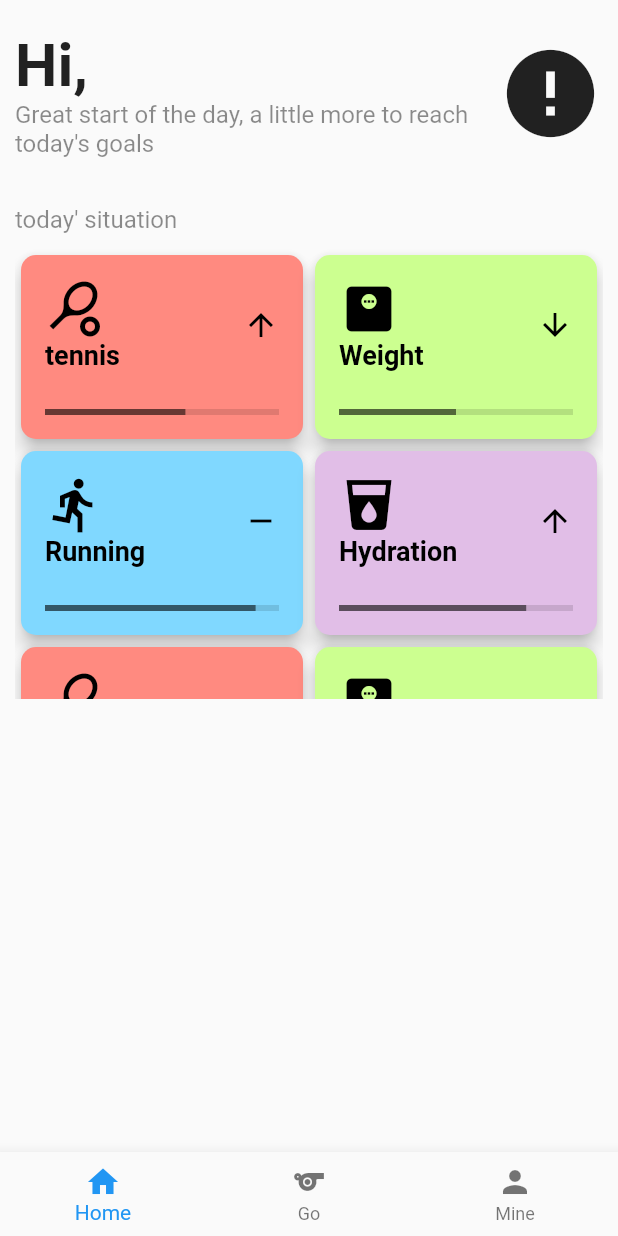
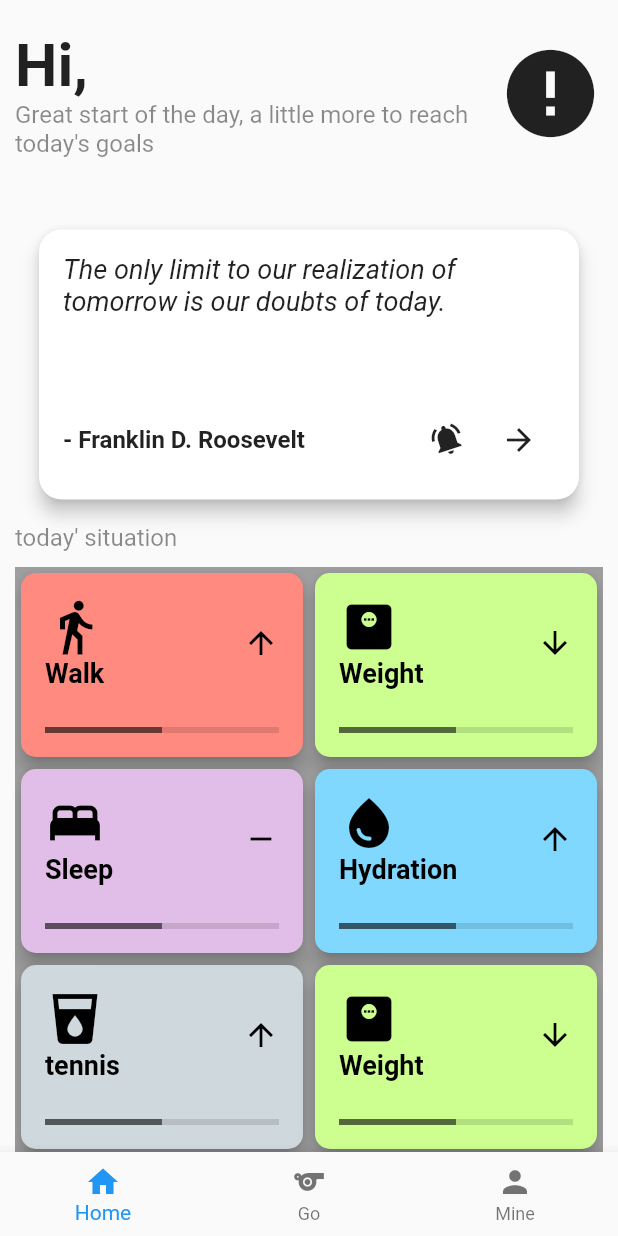
Before and after one commit to undercurre/body_king, a Flutter app: the MainIndex screen opened by its route, on a phone screen of 412 x 824 dp. Run offline on Flutter 3.47's test engine with Material 2 defaults, Android fonts, the phone set to English and light mode, and no system bars; our stand-ins replace shared_preferences; missing offline and left inert: encrypt, pointycastle, rsa_encrypt; accounts and stored records are empty; network calls fail.

Commit message:
feat: 格言卡

```diff
--- a/lib/pages/home/components/progress_card.dart
+++ b/lib/pages/home/components/progress_card.dart
@@ -5,7 +5,8 @@ enum Trend { up, down, equal }
 class ProgressCard extends StatefulWidget {
   final IconData icon;
   final String name;
-  final double progress; // 从 0.0 到 1.0
+  final num target;
+  final num current;
   final Trend trend;
   final Color backgroundColor;
 
@@ -13,7 +14,8 @@ class ProgressCard extends StatefulWidget {
     Key? key,
     required this.icon,
     required this.name,
-    required this.progress,
+    required this.current,
+    required this.target,
     required this.trend,
     required this.backgroundColor,
   }) : super(key: key);
@@ -60,7 +62,7 @@ class _ProgressCardState extends State<ProgressCard> {
             ),
             const SizedBox(height: 10),
             LinearProgressIndicator(
-              value: widget.progress,
+              value: double.parse((widget.current / widget.target).toStringAsFixed(1)),
               backgroundColor: Colors.black12,
               valueColor: const AlwaysStoppedAnimation<Color>(Colors.black54),
             ),
--- /dev/null
+++ b/lib/pages/home/components/remind.dart
@@ -0,0 +1,120 @@
+import 'package:flutter/material.dart';
+import 'dart:async';
+
+class QuoteCard extends StatefulWidget {
+  final List<Map<String, String>> quotes;
+
+  QuoteCard({required this.quotes});
+
+  @override
+  _QuoteCardState createState() => _QuoteCardState();
+}
+
+class _QuoteCardState extends State<QuoteCard>
+    with SingleTickerProviderStateMixin {
+  int _currentQuoteIndex = 0;
+  bool _isAutoSwitching = true;
+  Timer? _timer;
+  late AnimationController _animationController;
+
+  @override
+  void initState() {
+    super.initState();
+    _animationController = AnimationController(
+      duration: const Duration(milliseconds: 300),
+      vsync: this,
+    );
+
+    _startAutoSwitch();
+  }
+
+  @override
+  void dispose() {
+    _timer?.cancel();
+    _animationController.dispose();
+    super.dispose();
+  }
+
+  void _startAutoSwitch() {
+    _timer = Timer.periodic(const Duration(seconds: 5), (timer) {
+      if (_isAutoSwitching) {
+        _animationController.forward().then((_) {
+          _animationController.reverse();
+          _nextQuote();
+        });
+      }
+    });
+  }
+
+  void _toggleAutoSwitch() {
+    setState(() {
+      _isAutoSwitching = !_isAutoSwitching;
+    });
+  }
+
+  void _nextQuote() {
+    setState(() {
+      _currentQuoteIndex = (_currentQuoteIndex + 1) % widget.quotes.length;
+    });
+  }
+
+  @override
+  Widget build(BuildContext context) {
+    final currentQuote = widget.quotes[_currentQuoteIndex];
+
+    return Card(
+      margin: const EdgeInsets.all(16.0),
+      shape: RoundedRectangleBorder(
+        borderRadius: BorderRadius.circular(15.0),
+      ),
+      elevation: 5,
+      child: Container(
+        height: 180,
+        padding: const EdgeInsets.all(16.0),
+        child: Column(
+          mainAxisAlignment: MainAxisAlignment.spaceBetween,
+          crossAxisAlignment: CrossAxisAlignment.start,
+          children: [
+            Text(
+              currentQuote['quote'] ?? '',
+              style: const TextStyle(
+                fontSize: 18,
+                fontStyle: FontStyle.italic,
+              ),
+            ),
+            const SizedBox(height: 10),
+            Row(
+              mainAxisAlignment: MainAxisAlignment.spaceBetween,
+              children: [
+                Text(
+                  '- ${currentQuote['author']}',
+                  style: const TextStyle(
+                    fontSize: 16,
+                    fontWeight: FontWeight.bold,
+                  ),
+                ),
+                Row(
+                  children: [
+                    RotationTransition(
+                      turns: Tween(begin: _isAutoSwitching ? -0.05 : 0.00, end: 0.05)
+                          .chain(CurveTween(curve: Curves.elasticIn))
+                          .animate(_animationController),
+                      child: IconButton(
+                        icon: Icon(_isAutoSwitching ? Icons.notifications_active : Icons.stop_circle_outlined),
+                        onPressed: _toggleAutoSwitch,
+                      ),
+                    ),
+                    IconButton(
+                      icon: const Icon(Icons.arrow_forward),
+                      onPressed: _nextQuote,
+                    ),
+                  ],
+                ),
+              ],
+            ),
+          ],
+        ),
+      ),
+    );
+  }
+}
--- a/lib/pages/home/home_page.dart
+++ b/lib/pages/home/home_page.dart
@@ -1,6 +1,5 @@
 import 'package:body_king/pages/home/components/avatar.dart';
 import 'package:body_king/pages/home/components/progress_card.dart';
-import 'package:flutter/cupertino.dart';
 import 'package:flutter/material.dart';
 import 'package:provider/provider.dart';
 
@@ -9,8 +8,11 @@ import '../../models/user_info.dart';
 import '../../models/work_out.dart';
 import '../../store/global.dart';
 import '../../store/workout.dart';
+import 'components/remind.dart';
 
 class HomePage extends StatefulWidget {
+  const HomePage({super.key});
+
   @override
   _HomePageState createState() => _HomePageState();
 }
@@ -56,7 +58,7 @@ class _HomePageState extends State<HomePage> {
     return Scaffold(
       appBar: null,
       body: Container(
-        padding: const EdgeInsets.symmetric(vertical: 20, horizontal: 10),
+        padding: const EdgeInsets.fromLTRB(10, 20, 10, 0),
         child: SingleChildScrollView(
           child: Column(
             children: [
@@ -79,10 +81,27 @@ class _HomePageState extends State<HomePage> {
                       ],
                     ),
                   ),
+                  const SizedBox(width: 10),
                   const Avatar(src: 'https://cdn.pixabay.com/photo/2023/06/23/11/23/ai-generated-8083323_640.jpg')
                 ],
               ),
               const SizedBox(height: 32),
+              QuoteCard(
+                quotes: const [
+                  {
+                    'quote': 'The only limit to our realization of tomorrow is our doubts of today.',
+                    'author': 'Franklin D. Roosevelt',
+                  },
+                  {
+                    'quote': 'The future belongs to those who believe in the beauty of their dreams.',
+                    'author': 'Eleanor Roosevelt',
+                  },
+                  {
+                    'quote': 'Do not wait to strike till the iron is hot; but make it hot by striking.',
+                    'author': 'William Butler Yeats',
+                  },
+                ],
+              ),
               Column(
                 crossAxisAlignment: CrossAxisAlignment.start,
                 children: [
@@ -91,65 +110,74 @@ class _HomePageState extends State<HomePage> {
                     style: TextStyle(fontSize: 16, color: Colors.black45),
                   ),
                   const SizedBox(height: 10),
-                  SizedBox(
-                    height: 300,
+                  Container(
+                    color: Colors.grey,
+                    height: 800,
                     child: GridView.count(
                       crossAxisCount: 2,
                       childAspectRatio: 3 / 2,
                       children: [
                         ProgressCard(
-                          icon: Icons.sports_tennis,
-                          name: 'tennis',
-                          progress: 0.6,
+                          icon: Icons.directions_walk,
+                          name: 'Walk',
+                          target: 6000,
+                          current: 3000,
                           trend: Trend.up,
                           backgroundColor: Colors.redAccent.shade100,
                         ),
                         ProgressCard(
                           icon: Icons.monitor_weight,
                           name: 'Weight',
-                          progress: 0.5,
+                          target: 6000,
+                          current: 3000,
+                          trend: Trend.down,
+                          backgroundColor: Colors.lightGreenAccent.shade100,
+                        ),
+                        ProgressCard(
+                          icon: Icons.bed,
+                          name: 'Sleep',
+                          target: 6000,
+                          current: 3000,
+                          trend: Trend.equal,
+                          backgroundColor: Colors.purple.shade100,
+                        ),
+                        ProgressCard(
+                          icon: Icons.water_drop,
+                          name: 'Hydration',
+                          target: 6000,
+                          current: 3000,
+                          trend: Trend.up,
+                          backgroundColor: Colors.lightBlueAccent.shade100,
+                        ),
+                        ProgressCard(
+                          icon: Icons.local_drink,
+                          name: 'tennis',
+                          target: 6000,
+                          current: 3000,
+                          trend: Trend.up,
+                          backgroundColor: Colors.blueGrey.shade100,
+                        ),
+                        ProgressCard(
+                          icon: Icons.monitor_weight,
+                          name: 'Weight',
+                          target: 6000,
+                          current: 3000,
                           trend: Trend.down,
                           backgroundColor: Colors.lightGreenAccent.shade100,
                         ),
                         ProgressCard(
                           icon: Icons.directions_run,
                           name: 'Running',
-                          progress: 0.9,
+                          target: 6000,
+                          current: 3000,
                           trend: Trend.equal,
                           backgroundColor: Colors.lightBlueAccent.shade100,
                         ),
                         ProgressCard(
                           icon: Icons.local_drink,
                           name: 'Hydration',
-                          progress: 0.8,
-                          trend: Trend.up,
-                          backgroundColor: Colors.purple.shade100,
-                        ),
-                        ProgressCard(
-                          icon: Icons.sports_tennis,
-                          name: 'tennis',
-                          progress: 0.6,
-                          trend: Trend.up,
-                          backgroundColor: Colors.redAccent.shade100,
-                        ),
-                        ProgressCard(
-                          icon: Icons.monitor_weight,
-                          name: 'Weight',
-                          progress: 0.5,
-                          trend: Trend.down,
-                          backgroundColor: Colors.lightGreenAccent.shade100,
-                        ),
-                        ProgressCard(
-                          icon: Icons.directions_run,
-                          name: 'Running',
-                          progress: 0.9,
-                          trend: Trend.equal,
-                          backgroundColor: Colors.lightBlueAccent.shade100,
-                        ),
-                        ProgressCard(
-                          icon: Icons.local_drink,
-                          name: 'Hydration',
-                          progress: 0.8,
+                          target: 6000,
+                          current: 3000,
                           trend: Trend.up,
                           backgroundColor: Colors.purple.shade100,
                         ),
--- a/lib/pages/login_page.dart
+++ b/lib/pages/login_page.dart
@@ -118,7 +118,7 @@ class _LoginPageState extends State<LoginPage> {
                   return null;
                 },
               ),
-              SizedBox(height: 16),
+              const SizedBox(height: 16),
               TextFormField(
                 controller: _passwordController,
                 decoration: const InputDecoration(
@@ -145,7 +145,7 @@ class _LoginPageState extends State<LoginPage> {
                       _login();
                     }
                   },
-                  child: Text('Login'),
+                  child: const Text('Login'),
                 ),
               ),
             ],
--- a/lib/pages/main_index.dart
+++ b/lib/pages/main_index.dart
@@ -4,6 +4,8 @@ import 'package:flutter/cupertino.dart';
 import 'package:flutter/material.dart';
 
 class MainIndex extends StatefulWidget {
+  const MainIndex({super.key});
+
   @override
   _HomePageState createState() => _HomePageState();
 }
--- a/lib/pages/profile_page.dart
+++ b/lib/pages/profile_page.dart
@@ -5,6 +5,8 @@ import '../store/global.dart';
 import '../utils/timeFilter.dart';
 
 class ProfilePage extends StatefulWidget {
+  const ProfilePage({super.key});
+
   @override
   _ProfilePageState createState() => _ProfilePageState();
 }
@@ -59,7 +61,7 @@ class _ProfilePageState extends State<ProfilePage> {
                 }
               },
               child: InputDecorator(
-                decoration: InputDecoration(
+                decoration: const InputDecoration(
                   labelText: 'Birthday',
                   border: OutlineInputBorder(),
                 ),
@@ -70,9 +72,9 @@ class _ProfilePageState extends State<ProfilePage> {
                 ),
               ),
             ),
-            SizedBox(height: 16),
+            const SizedBox(height: 16),
             DropdownButtonFormField<String>(
-              decoration: InputDecoration(labelText: 'Gender'),
+              decoration: const InputDecoration(labelText: 'Gender'),
               value: _selectedGender,
               items: ['male', 'female']
                   .map((gender) => DropdownMenuItem(
@@ -86,7 +88,7 @@ class _ProfilePageState extends State<ProfilePage> {
                 });
               },
             ),
-            SizedBox(height: 16),
+            const SizedBox(height: 16),
             ElevatedButton(
               onPressed: () {
                 if (_heightController.text.isNotEmpty &&
@@ -108,15 +110,15 @@ class _ProfilePageState extends State<ProfilePage> {
                   });
                   // 可选：显示成功消息或导航到其他页面
                   ScaffoldMessenger.of(context).showSnackBar(
-                    SnackBar(content: Text('Profile updated!')),
+                    const SnackBar(content: Text('Profile updated!')),
                   );
                 } else {
                   ScaffoldMessenger.of(context).showSnackBar(
-                    SnackBar(content: Text('Please fill in all fields.')),
+                    const SnackBar(content: Text('Please fill in all fields.')),
                   );
                 }
               },
-              child: Text('Submit'),
+              child: const Text('Submit'),
             ),
           ],
         ),
--- a/lib/router/index.dart
+++ b/lib/router/index.dart
@@ -4,7 +4,6 @@ import 'package:body_king/pages/main_index.dart';
 import 'package:body_king/pages/splash_screen.dart';
 import 'package:flutter/material.dart';
 
-import '../pages/home/home_page.dart';
 import '../pages/login_page.dart';
 
 class AppRoutes {
```
